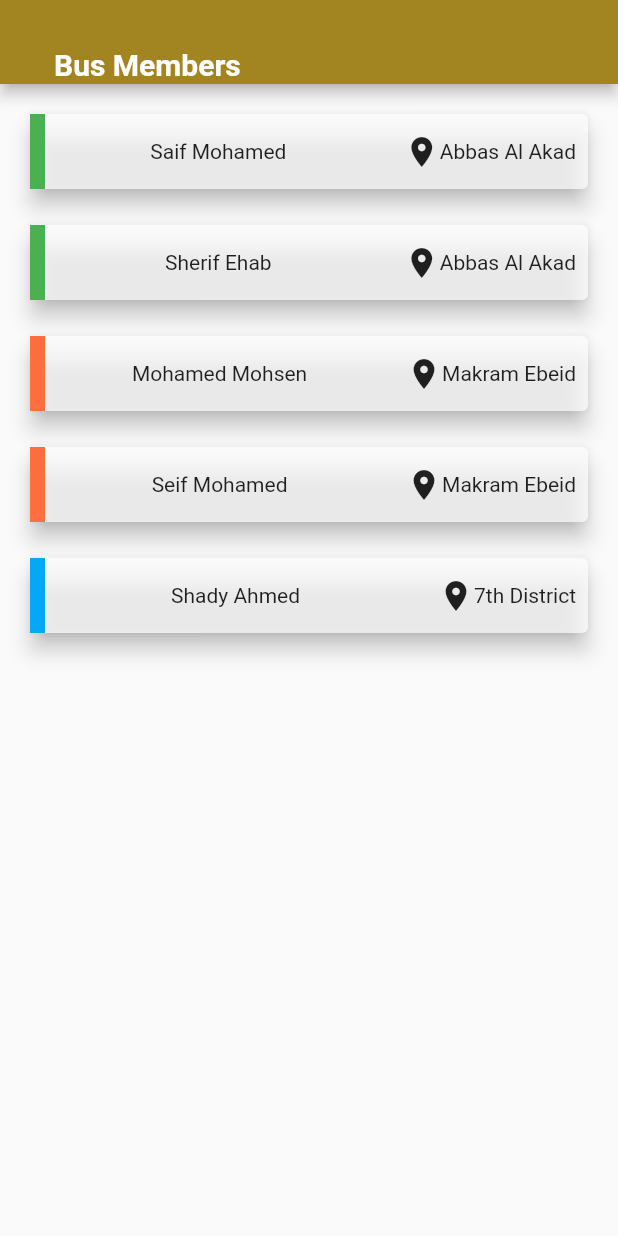
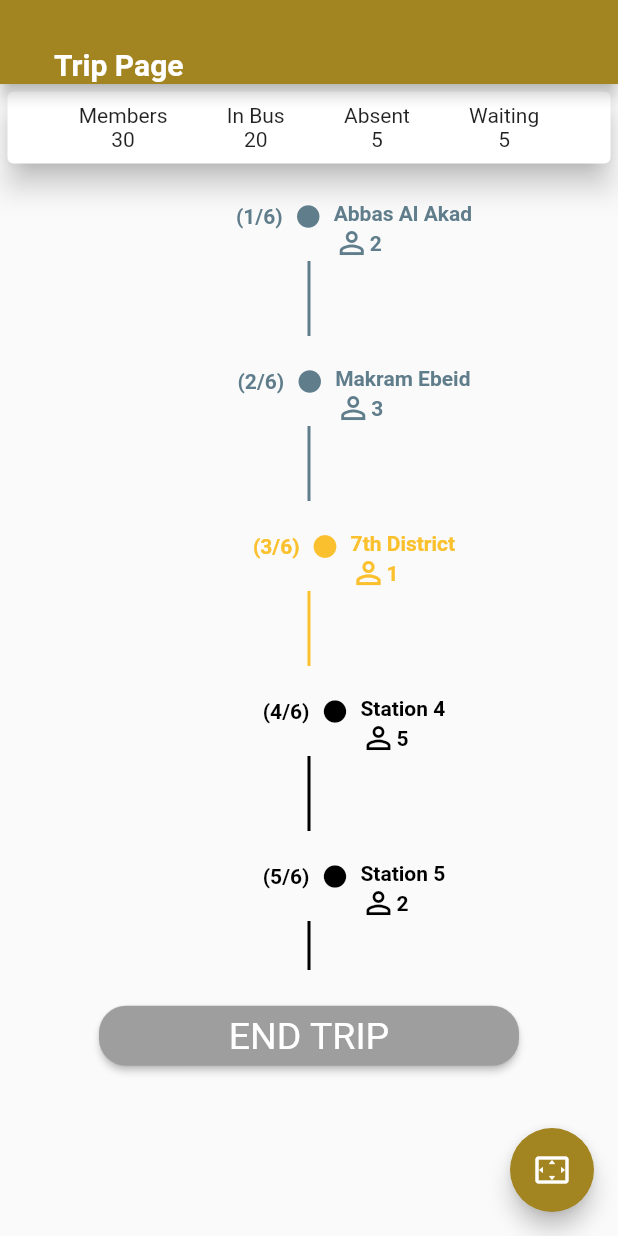
Before and after one commit to usafe-eg/usave, a Flutter app: the screen it shows after launch, on a phone screen of 412 x 824 dp. Run offline on Flutter 3.47's test engine with Material 2 defaults, Android fonts, the light colour scheme and no system bars; our stand-ins replace flutter_local_notifications, shared_preferences; missing offline and left inert: qr_code_scanner.

Commit message:
Trip Page Layout

```diff
--- a/lib/components/trip_big_widget.dart
+++ /dev/null
@@ -1,8 +0,0 @@
-import 'package:flutter/material.dart';
-
-class TripBigWidget extends StatelessWidget {
-  @override
-  Widget build(BuildContext context) {
-    return Container();
-  }
-}
--- /dev/null
+++ b/lib/components/trip_page_station.dart
@@ -0,0 +1,51 @@
+import 'package:flutter/cupertino.dart';
+import 'package:flutter/material.dart';
+
+class TripPageStation extends StatelessWidget {
+
+  final Color color;
+  final String station;
+  final int stationNumber;
+  final int numberOfStudents;
+
+  TripPageStation({this.color, this.station, this.stationNumber, this.numberOfStudents});
+
+  @override
+  Widget build(BuildContext context) {
+    return Column(
+        children: <Widget>[
+          Padding(
+            padding: const EdgeInsets.only(left:60.0),
+            child: Row(
+            mainAxisAlignment: MainAxisAlignment.center,
+            children: <Widget>[
+              Text('($stationNumber/6)',style: TextStyle(fontWeight: FontWeight.bold,color: color),),
+              Padding(
+                padding: const EdgeInsets.all(8.0),
+                child: Icon(Icons.brightness_1,size: 18,color: color),
+              ),
+              Column(
+                crossAxisAlignment: CrossAxisAlignment.start,
+                children: <Widget>[
+                  Padding(
+                    padding: const EdgeInsets.only(top:20.0),
+                    child: Text(station,style: TextStyle(fontWeight: FontWeight.bold,color: color),),
+                  ),
+                  Row(
+                    children: <Widget>[
+                      Icon(Icons.person_outline,color: color),
+                      Text(numberOfStudents.toString(),style: TextStyle(fontWeight: FontWeight.bold,color: color),)
+                    ],
+                  )
+                ],
+              )
+            ],),),
+          Container(
+            width: 2,
+            height: 50,
+            color: color,
+          ),
+        ],
+      );
+  }
+}
--- a/lib/components/trip_small_widget.dart
+++ b/lib/components/trip_small_widget.dart
@@ -3,6 +3,10 @@ import 'package:flutter/material.dart';
 class TripSmallWidget extends StatelessWidget {
   @override
   Widget build(BuildContext context) {
-    return Container();
+    return Container(
+      width: 2,
+      height: 50,
+      color: Colors.black,
+    );
   }
 }
--- a/lib/main.dart
+++ b/lib/main.dart
@@ -3,6 +3,7 @@ import 'package:usave/pages/dashboard_page.dart';
 import 'package:usave/pages/scan_page.dart';
 import 'package:usave/pages/members_page.dart';
 import 'package:usave/pages/stations_page.dart';
+import 'package:usave/pages/trip_page.dart';
 
 void main() => runApp(MyApp());
 
@@ -15,7 +16,7 @@ class MyApp extends StatelessWidget {
 
         primarySwatch: Colors.blue,
       ),
-      home: BusMembersPage(),
+      home: TripPage(),
     );
   }
 }
--- a/lib/pages/trip_page.dart
+++ b/lib/pages/trip_page.dart
@@ -0,0 +1,89 @@
+import 'package:flutter/cupertino.dart';
+import 'package:flutter/material.dart';
+import 'package:usave/utilities/constants.dart';
+import 'package:usave/components/mainbutton.dart';
+import 'package:usave/components/trip_page_station.dart';
+
+class TripPage extends StatefulWidget {
+  @override
+  _TripPageState createState() => _TripPageState();
+}
+
+class _TripPageState extends State<TripPage> {
+
+
+  List<Map<String,dynamic>> stationsDetails=[
+    {'station':'Abbas Al Akad','color':Colors.blueGrey,'numberOfStudents':2,'stationNumber':1},
+    {'station':'Makram Ebeid','color':Colors.blueGrey,'numberOfStudents':3,'stationNumber':2},
+    {'station':'7th District','color':Colors.yellow[700],'numberOfStudents':1,'stationNumber':3},
+    {'station':'Station 4','color':Colors.black,'numberOfStudents':5,'stationNumber':4},
+    {'station':'Station 5','color':Colors.black,'numberOfStudents':2,'stationNumber':5},
+    {'station':'Final Station','color':Colors.black,'numberOfStudents':4,'stationNumber':6},];
+
+  @override
+  Widget build(BuildContext context) {
+    return Scaffold(
+        floatingActionButton: FloatingActionButton(
+        onPressed: () {
+      // Add your onPressed code here!
+    }, child: Icon(Icons.settings_overscan), backgroundColor: mainColor,
+        ),
+      appBar: AppBar(
+        backgroundColor: mainColor,
+        title: Padding(padding:EdgeInsets.only(top: 30,left: 20),
+            child: Text('Trip Page',style: TextStyle(fontWeight: FontWeight.bold,color: Colors.white,fontSize: 20),)),
+      ),
+      body: Column(
+        children: <Widget>[
+          Card(
+            margin: EdgeInsets.all(5),
+            elevation: 8,
+            child: Padding(
+              padding: const EdgeInsets.all(8.0),
+              child: Row(
+                mainAxisAlignment: MainAxisAlignment.spaceEvenly,
+                children: <Widget>[
+                  Column(
+                    children: <Widget>[
+                      Text('Members'),
+                      Text('30')
+                    ],
+                  ),
+                  Column(
+                    children: <Widget>[
+                      Text('In Bus'),
+                      Text('20')
+                    ],
+                  ),
+                  Column(
+                    children: <Widget>[
+                      Text('Absent'),
+                      Text('5')
+                    ],
+                  ),
+                  Column(
+                    children: <Widget>[
+                      Text('Waiting'),
+                      Text('5')
+                    ],
+                  )
+                ],
+              ),
+            ),
+          ),
+        Expanded(
+          flex: 6,
+          child: ListView.builder(itemCount: stationsDetails.length,
+              itemBuilder: (context,index){
+                return TripPageStation(color: stationsDetails[index]['color'],station:stationsDetails[index]['station'],
+                stationNumber: stationsDetails[index]['stationNumber'],numberOfStudents:stationsDetails[index]['numberOfStudents'] ,);
+          }),
+        ),
+          Expanded(
+            flex: 2,
+              child: MainButton('END TRIP',Colors.grey)),
+        ],
+      ),
+    );
+  }
+}
```
